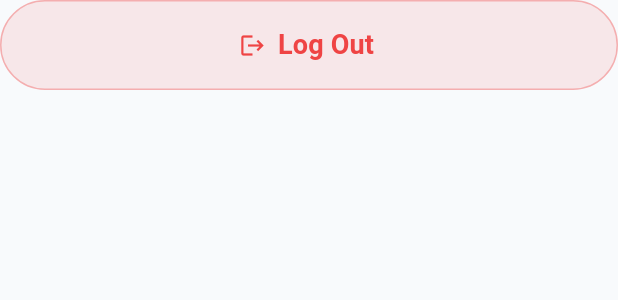
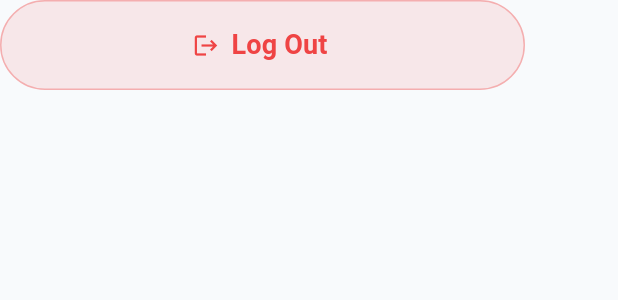
Before and after one commit to ab803/Qudra, a Flutter app: the ProfileLogoutButton widget shown alone on an empty page, opened directly, on a phone screen of 412 x 824 dp. Shown: the top 300 px of the screen. Run offline on Flutter 3.47's test engine with Material 3 defaults, Android fonts, the phone set to English and light mode, and no system bars; our stand-ins replace animated_notch_bottom_bar, flutter_bloc, flutter_local_notifications, flutter_timezone, geolocator, get_it and 9 more; accounts and stored records are empty.

Commit message:
refactor Logout button

```diff
--- a/lib/Feature/profile/widgets/profile_logout_button.dart
+++ b/lib/Feature/profile/widgets/profile_logout_button.dart
@@ -1,7 +1,7 @@
 import 'package:flutter/material.dart';
 import 'package:flutter_bloc/flutter_bloc.dart';
 import 'package:go_router/go_router.dart';
-import '../../../../core/Styles/AppColors.dart';
+import 'package:qudra_0/core/Styles/AppColors.dart';
 import '../../Auth/ViewModel/auth_cubit.dart';
 import '../../Auth/ViewModel/auth_state.dart';
 
@@ -33,7 +33,7 @@
           final dangerColor = Appcolors.EmergancyColor;
 
           return Container(
-            width: double.infinity,
+            width: 350,
             height: 60,
             decoration: BoxDecoration(
               color: dangerColor.withOpacity(
```
